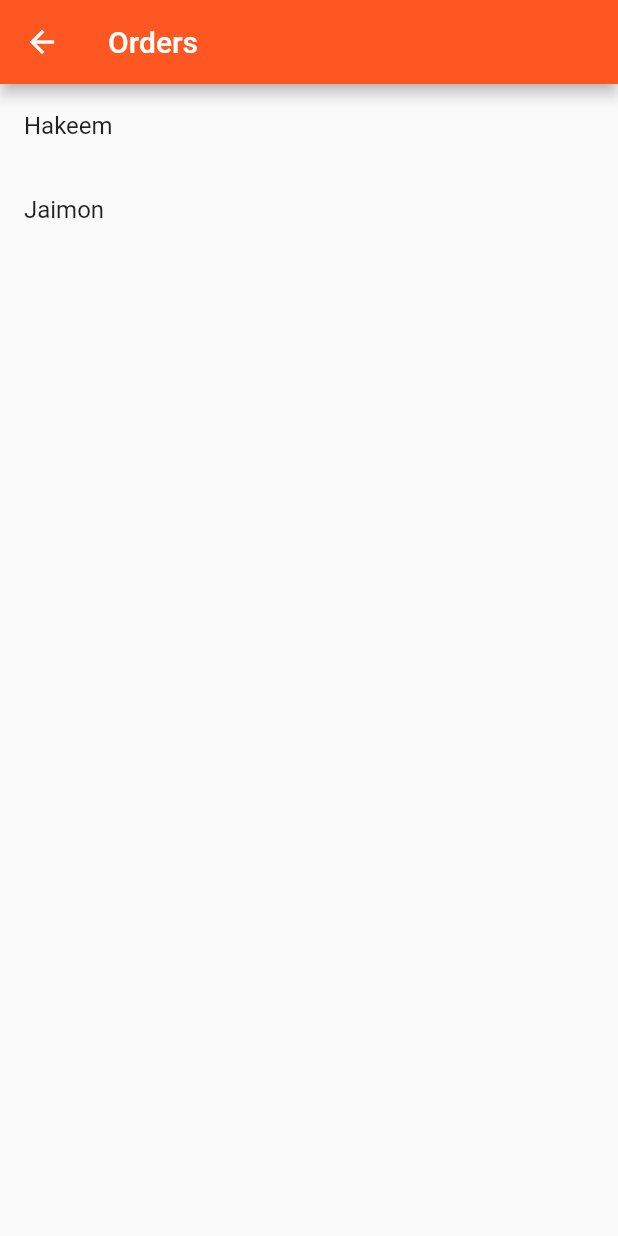
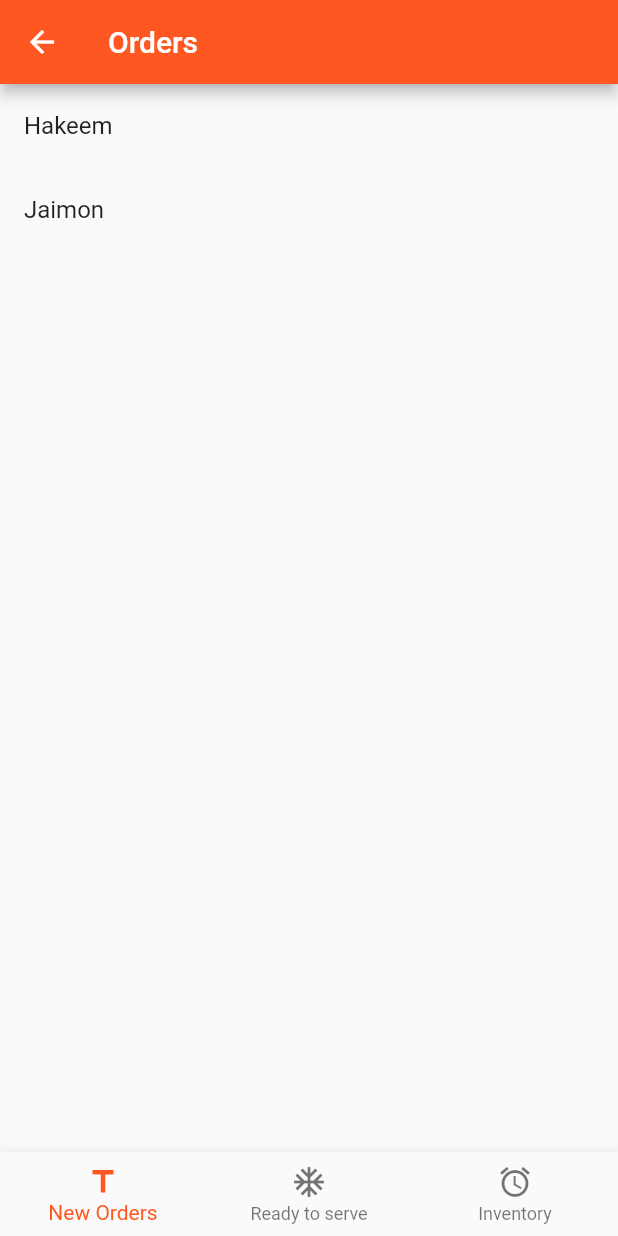
Before and after one commit to MAHakeem-MK/shop_q, a Flutter app: the ShopOwnerHome screen opened directly, on a phone screen of 412 x 824 dp. Run offline on Flutter 3.47's test engine with Material 2 defaults, Android fonts, the light colour scheme and no system bars; our stand-ins replace getflutter, google_fonts.

Commit message:
bottom navigation

```diff
--- a/lib/pages/ShopOwnerHome.dart
+++ b/lib/pages/ShopOwnerHome.dart
@@ -25,6 +25,11 @@ class _ShopOwnerHomeState extends State<ShopOwnerHome> {
                   title: Text(Customers.allCustomers[position].name),
                 )),
       ),
+      bottomNavigationBar: BottomNavigationBar(items: [
+        BottomNavigationBarItem(icon: Icon(Icons.title),title: Text("New Orders")),
+        BottomNavigationBarItem(icon: Icon(Icons.ac_unit),title: Text("Ready to serve")),
+        BottomNavigationBarItem(icon: Icon(Icons.access_alarm),title: Text("Inventory")),
+      ]),
     );
   }
 }
```
